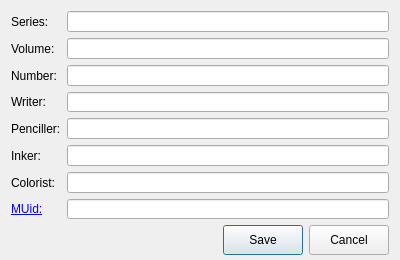
The window that gui/MetaEditor.ui (ciromattia/kcc) describes before a commit, drawn with Qt 5.
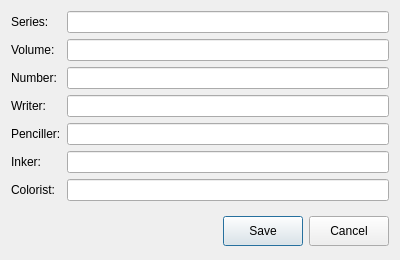
The same window after the commit. Icons and pictures are not drawn.

Commit message: Removed MCD support

The edit to the form file:
```diff
--- a/gui/MetaEditor.ui
+++ b/gui/MetaEditor.ui
@@ -112,19 +112,6 @@
       <item row="6" column="1">
        <widget class="QLineEdit" name="coloristLine"/>
       </item>
-      <item row="7" column="0">
-       <widget class="QLabel" name="label_8">
-        <property name="text">
-         <string>&lt;html&gt;&lt;head/&gt;&lt;body&gt;&lt;p&gt;&lt;a href=&quot;https://github.com/ciromattia/kcc/wiki/Manga-Cover-Database-support&quot;&gt;&lt;span style=&quot; text-decoration: underline; color:#0000ff;&quot;&gt;MUid:&lt;/span&gt;&lt;/a&gt;&lt;/p&gt;&lt;/body&gt;&lt;/html&gt;</string>
-        </property>
-        <property name="openExternalLinks">
-         <bool>true</bool>
-        </property>
-       </widget>
-      </item>
-      <item row="7" column="1">
-       <widget class="QLineEdit" name="muidLine"/>
-      </item>
      </layout>
     </widget>
    </item>
```
The commit also changes 6 other files.
